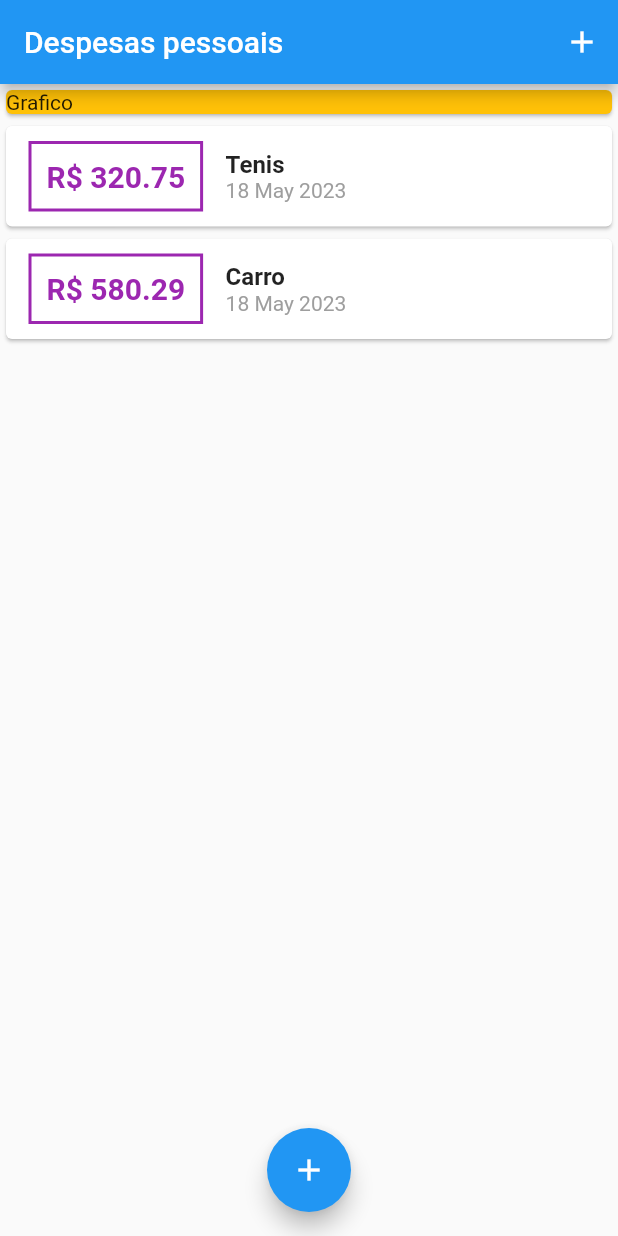
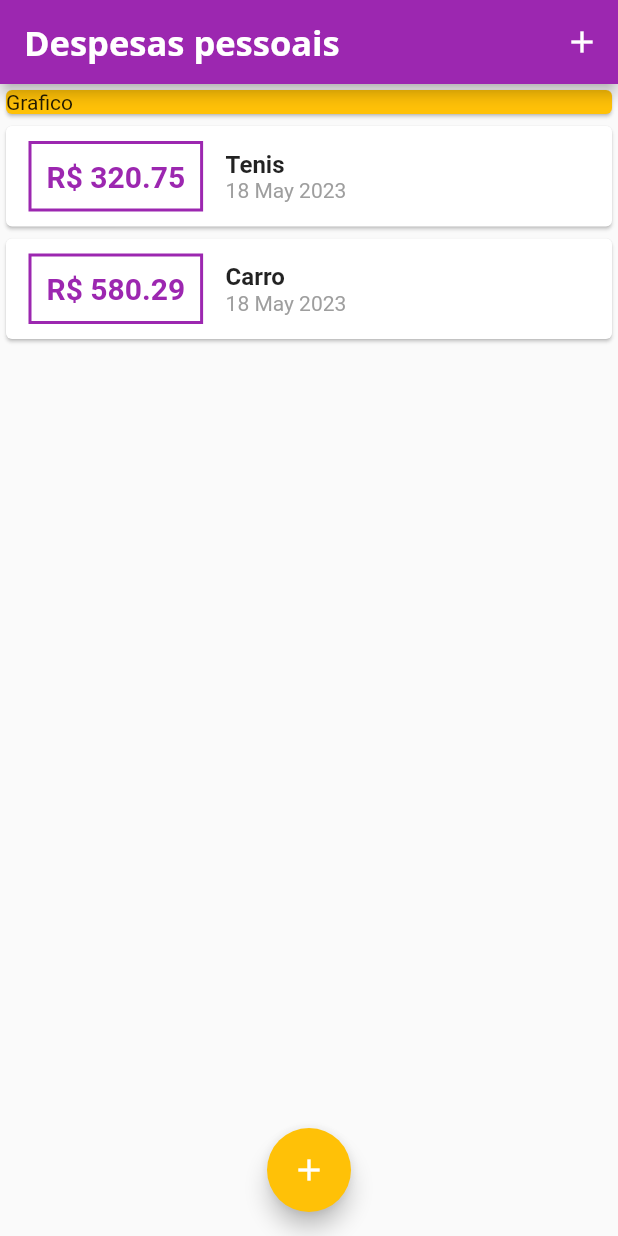
Before and after one commit to gabrielrieff/expenses_mobile, a Flutter app: the screen it shows after launch, on a phone screen of 412 x 824 dp. Run offline on Flutter 3.47's test engine with Material 2 defaults, Android fonts, the phone set to English and light mode, and no system bars; project files that could hold a hidden picture were left out.

Commit message:
add font

```diff
--- a/lib/main.dart
+++ b/lib/main.dart
@@ -1,4 +1,4 @@
-// ignore_for_file: avoid_unnecessary_containers, prefer_const_constructors_in_immutables
+// ignore_for_file: avoid_unnecessary_containers, prefer_const_constructors_in_immutables, deprecated_member_use, prefer_const_constructors
 
 import 'dart:math';
 
@@ -8,14 +8,41 @@ import 'package:flutter/material.dart';
 import 'components/transaction_list.dart';
 import 'models/transaction.dart';
 
-main() => runApp(const ExpensesApp());
+main() => runApp(ExpensesApp());
 
 class ExpensesApp extends StatelessWidget {
-  const ExpensesApp({super.key});
+  ExpensesApp({super.key});
+
+  main() => runApp(ExpensesApp());
 
   @override
   Widget build(BuildContext context) {
-    return MaterialApp(home: MyHomePage());
+    final ThemeData tema = ThemeData();
+
+    return MaterialApp(
+      home: MyHomePage(),
+      theme: tema.copyWith(
+        colorScheme: tema.colorScheme.copyWith(
+          primary: Colors.purple,
+          secondary: Colors.amber,
+        ),
+        textTheme: tema.textTheme.copyWith(
+          headline6: TextStyle(
+            fontFamily: 'OpenSans',
+            fontSize: 18,
+            fontWeight: FontWeight.bold,
+            color: Colors.black,
+          ),
+        ),
+        appBarTheme: AppBarTheme(
+          titleTextStyle: TextStyle(
+            fontFamily: 'OpenSans',
+            fontSize: 23,
+            fontWeight: FontWeight.bold,
+          ),
+        ),
+      ),
+    );
   }
 }
 
@@ -63,6 +90,8 @@ class _MyHomePageState extends State<MyHomePage> {
     setState(() {
       _transactions.add(newTransaction);
     });
+
+    Navigator.of(context).pop();
   }
 
   @override
```
Also changed, not shown: pubspec.yaml (+14 -11 lines), assets/fonts/OpenSans-Bold.ttf (added), assets/fonts/OpenSans-Regular.ttf (added), assets/fonts/Quicksand-Bold.ttf (added), assets/fonts/Quicksand-Light.ttf (added), assets/fonts/Quicksand-Medium.ttf (added), assets/fonts/Quicksand-Regular.ttf (added).
